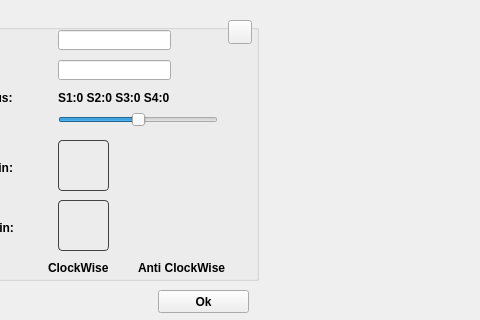
Before: the Qt Designer form mDrawGui/XySetup.ui in Makeblock-official/mDrawBot, drawn with Qt 5; both pictures show x 132 to 612 and y 0 to 320 of the 942 by 428 pixel window.
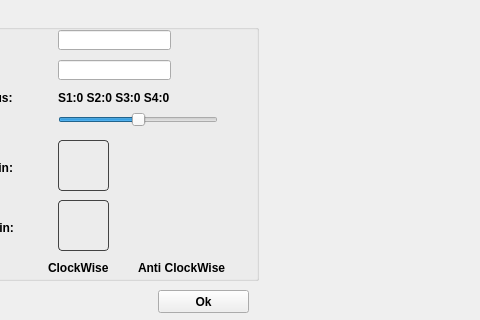
After: the same form once the commit is applied. Icons and pictures are not drawn.

Commit message: delete some Invalid button

```diff
--- a/mDrawGui/XySetup.ui
+++ b/mDrawGui/XySetup.ui
@@ -182,33 +182,6 @@
      <pixmap resource="images.qrc">:/images/stepping_motor-anticlockwise.png</pixmap>
     </property>
    </widget>
-   <widget class="QPushButton" name="pushButton">
-    <property name="geometry">
-     <rect>
-      <x>350</x>
-      <y>10</y>
-      <width>24</width>
-      <height>24</height>
-     </rect>
-    </property>
-    <property name="styleSheet">
-     <string notr="true"> QPushButton {
-	border-image: url(:/images/help-icon.png) 0;
- }
-
- QPushButton:hover {
-	border-image: url(:/images/help-icon-hover.png) 0;
- }
-
- QPushButton:pressed  {
-	border-image: url(:/images/help-icon-click.png) 0;
- }
-</string>
-    </property>
-    <property name="text">
-     <string/>
-    </property>
-   </widget>
    <widget class="QLabel" name="label_5">
     <property name="geometry">
      <rect>
```
The commit also changes 19 other files.
